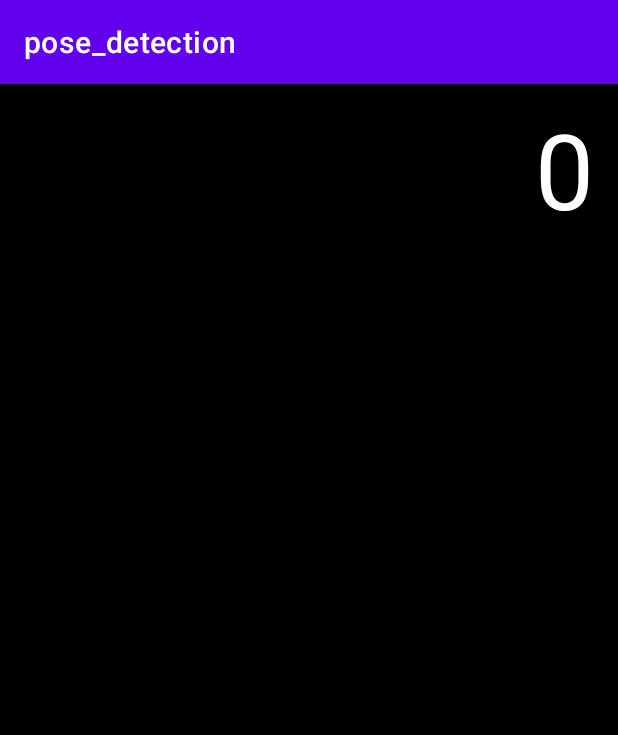
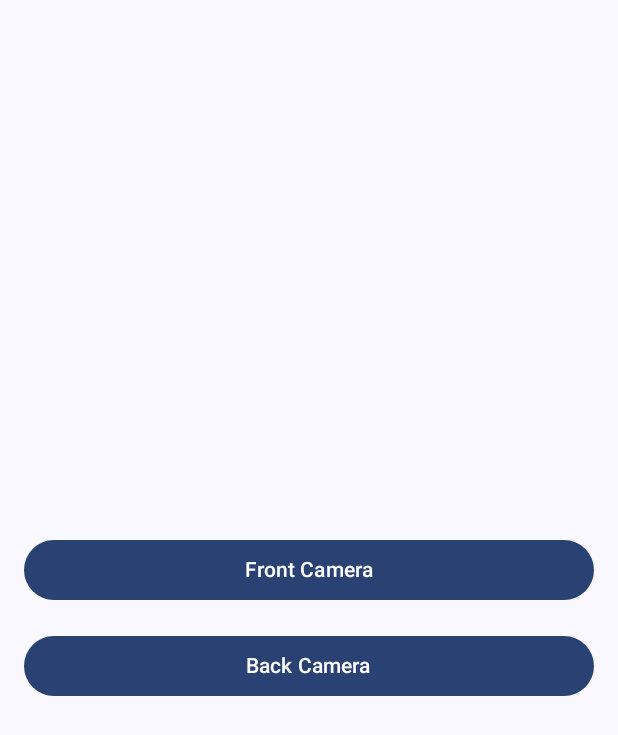
Before and after one commit to plana93/good-habits, an Android app built with Jetpack Compose: the screen it shows after launch (MainActivity before the commit, CameraSelectionActivity after it), on a phone screen of 412 x 824 dp. Shown: the top 735 px of the screen. Run offline under Robolectric (Android 15) with nearby library versions, the phone set to English and light mode, and no system bars.

Commit message:
add camera choice at the begginng

```diff
--- /dev/null
+++ b/app/src/main/java/com/programminghut/pose_detection/CameraSelectionActivity.kt
@@ -0,0 +1,83 @@
+package com.programminghut.pose_detection
+
+
+import android.content.Intent
+import android.os.Bundle
+import androidx.activity.ComponentActivity
+import androidx.activity.compose.setContent
+import androidx.compose.foundation.layout.Arrangement
+import androidx.compose.foundation.layout.Column
+import androidx.compose.foundation.layout.fillMaxSize
+import androidx.compose.foundation.layout.fillMaxWidth
+import androidx.compose.material3.Button
+import androidx.compose.material3.MaterialTheme
+import androidx.compose.material3.Surface
+import androidx.compose.material3.Text
+import androidx.compose.runtime.Composable
+import androidx.compose.ui.Modifier
+import androidx.compose.ui.tooling.preview.Preview
+import androidx.core.app.ActivityCompat.startActivityForResult
+import com.programminghut.pose_detection.ui.theme.Pose_detectionTheme
+import androidx.activity.result.ActivityResultLauncher
+import androidx.activity.result.contract.ActivityResultContracts
+import androidx.compose.foundation.layout.padding
+import androidx.compose.ui.unit.dp
+import androidx.compose.foundation.layout.Spacer
+import androidx.compose.foundation.layout.height
+
+
+interface OnCameraSelectedListener {
+    fun onCameraSelected(cameraIndex: Int)
+}
+
+class CameraSelectionActivity : ComponentActivity(), OnCameraSelectedListener {
+    override fun onCreate(savedInstanceState: Bundle?) {
+        super.onCreate(savedInstanceState)
+
+        setContent {
+            Pose_detectionTheme {
+                Surface(
+                    modifier = Modifier.fillMaxSize(),
+                    color = MaterialTheme.colorScheme.background
+                ) {
+                    CameraSelectionButtons(this@CameraSelectionActivity)
+                }
+            }
+        }
+    }
+
+    override fun onCameraSelected(cameraIndex: Int) {
+        val intent = Intent(this, MainActivity::class.java)
+        intent.putExtra("cameraIndex", cameraIndex)
+        startActivity(intent)
+    }
+}
+
+@Composable
+fun CameraSelectionButtons(onCameraSelectedListener: OnCameraSelectedListener) {
+    Column(
+        modifier = Modifier
+            .fillMaxSize()
+            .padding(16.dp),
+        verticalArrangement = Arrangement.Center
+    ) {
+        CameraSelectionButton("Front Camera") {
+            onCameraSelectedListener.onCameraSelected(1)
+        }
+        Spacer(modifier = Modifier.height(16.dp))
+        CameraSelectionButton("Back Camera") {
+            onCameraSelectedListener.onCameraSelected(0)
+        }
+    }
+}
+
+@Composable
+fun CameraSelectionButton(text: String, onClick: () -> Unit) {
+    Button(
+        onClick = onClick,
+        modifier = Modifier
+            .fillMaxWidth()
+    ) {
+        Text(text = text)
+    }
+}
--- /dev/null
+++ b/app/src/main/java/com/programminghut/pose_detection/ui/theme/Color.kt
@@ -0,0 +1,11 @@
+package com.programminghut.pose_detection.ui.theme
+
+import androidx.compose.ui.graphics.Color
+
+val Purple80 = Color(0xFFD0BCFF)
+val PurpleGrey80 = Color(0xFFCCC2DC)
+val Pink80 = Color(0xFFEFB8C8)
+
+val Purple40 = Color(0xFF6650a4)
+val PurpleGrey40 = Color(0xFF625b71)
+val Pink40 = Color(0xFF7D5260)
--- /dev/null
+++ b/app/src/main/java/com/programminghut/pose_detection/ui/theme/Theme.kt
@@ -0,0 +1,70 @@
+package com.programminghut.pose_detection.ui.theme
+
+import android.app.Activity
+import android.os.Build
+import androidx.compose.foundation.isSystemInDarkTheme
+import androidx.compose.material3.MaterialTheme
+import androidx.compose.material3.darkColorScheme
+import androidx.compose.material3.dynamicDarkColorScheme
+import androidx.compose.material3.dynamicLightColorScheme
+import androidx.compose.material3.lightColorScheme
+import androidx.compose.runtime.Composable
+import androidx.compose.runtime.SideEffect
+import androidx.compose.ui.graphics.toArgb
+import androidx.compose.ui.platform.LocalContext
+import androidx.compose.ui.platform.LocalView
+import androidx.core.view.WindowCompat
+
+private val DarkColorScheme = darkColorScheme(
+    primary = Purple80,
+    secondary = PurpleGrey80,
+    tertiary = Pink80
+)
+
+private val LightColorScheme = lightColorScheme(
+    primary = Purple40,
+    secondary = PurpleGrey40,
+    tertiary = Pink40
+
+    /* Other default colors to override
+    background = Color(0xFFFFFBFE),
+    surface = Color(0xFFFFFBFE),
+    onPrimary = Color.White,
+    onSecondary = Color.White,
+    onTertiary = Color.White,
+    onBackground = Color(0xFF1C1B1F),
+    onSurface = Color(0xFF1C1B1F),
+    */
+)
+
+@Composable
+fun Pose_detectionTheme(
+    darkTheme: Boolean = isSystemInDarkTheme(),
+    // Dynamic color is available on Android 12+
+    dynamicColor: Boolean = true,
+    content: @Composable () -> Unit
+) {
+    val colorScheme = when {
+        dynamicColor && Build.VERSION.SDK_INT >= Build.VERSION_CODES.S -> {
+            val context = LocalContext.current
+            if (darkTheme) dynamicDarkColorScheme(context) else dynamicLightColorScheme(context)
+        }
+
+        darkTheme -> DarkColorScheme
+        else -> LightColorScheme
+    }
+    val view = LocalView.current
+    if (!view.isInEditMode) {
+        SideEffect {
+            val window = (view.context as Activity).window
+            window.statusBarColor = colorScheme.primary.toArgb()
+            WindowCompat.getInsetsController(window, view).isAppearanceLightStatusBars = darkTheme
+        }
+    }
+
+    MaterialTheme(
+        colorScheme = colorScheme,
+        typography = Typography,
+        content = content
+    )
+}
--- /dev/null
+++ b/app/src/main/java/com/programminghut/pose_detection/ui/theme/Type.kt
@@ -0,0 +1,34 @@
+package com.programminghut.pose_detection.ui.theme
+
+import androidx.compose.material3.Typography
+import androidx.compose.ui.text.TextStyle
+import androidx.compose.ui.text.font.FontFamily
+import androidx.compose.ui.text.font.FontWeight
+import androidx.compose.ui.unit.sp
+
+// Set of Material typography styles to start with
+val Typography = Typography(
+    bodyLarge = TextStyle(
+        fontFamily = FontFamily.Default,
+        fontWeight = FontWeight.Normal,
+        fontSize = 16.sp,
+        lineHeight = 24.sp,
+        letterSpacing = 0.5.sp
+    )
+    /* Other default text styles to override
+    titleLarge = TextStyle(
+        fontFamily = FontFamily.Default,
+        fontWeight = FontWeight.Normal,
+        fontSize = 22.sp,
+        lineHeight = 28.sp,
+        letterSpacing = 0.sp
+    ),
+    labelSmall = TextStyle(
+        fontFamily = FontFamily.Default,
+        fontWeight = FontWeight.Medium,
+        fontSize = 11.sp,
+        lineHeight = 16.sp,
+        letterSpacing = 0.5.sp
+    )
+    */
+)
--- a/app/src/main/res/values/strings.xml
+++ b/app/src/main/res/values/strings.xml
@@ -1,3 +1,4 @@
 <resources>
     <string name="app_name">pose_detection</string>
+    <string name="title_activity_camera_selection">CameraSelectionActivity</string>
 </resources>
--- a/build.gradle
+++ b/build.gradle
@@ -1,8 +1,8 @@
 // Top-level build file where you can add configuration options common to all sub-projects/modules.
 plugins {
-    id 'com.android.application' version '7.2.2' apply false
-    id 'com.android.library' version '7.2.2' apply false
-    id 'org.jetbrains.kotlin.android' version '1.7.10' apply false
+    id 'com.android.application' version '8.0.2' apply false
+    id 'com.android.library' version '8.0.2' apply false
+    id 'org.jetbrains.kotlin.android' version '1.7.20' apply false
 }
 
 task clean(type: Delete) {
--- a/gradle.properties
+++ b/gradle.properties
@@ -21,3 +21,5 @@ kotlin.code.style=official
 # resources declared in the library itself and none from the library's dependencies,
 # thereby reducing the size of the R class for that library
 android.nonTransitiveRClass=true
+android.defaults.buildfeatures.buildconfig=true
+android.nonFinalResIds=false
```
Also changed, not shown: app/build.gradle (+25 -1 lines), app/src/main/AndroidManifest.xml (+13 -3 lines), app/src/main/java/com/programminghut/pose_detection/MainActivity.kt (+26 -13 lines), app/src/main/res/layout/activity_camera_selection.xml (added, +26 -0 lines), gradle/wrapper/gradle-wrapper.properties.
